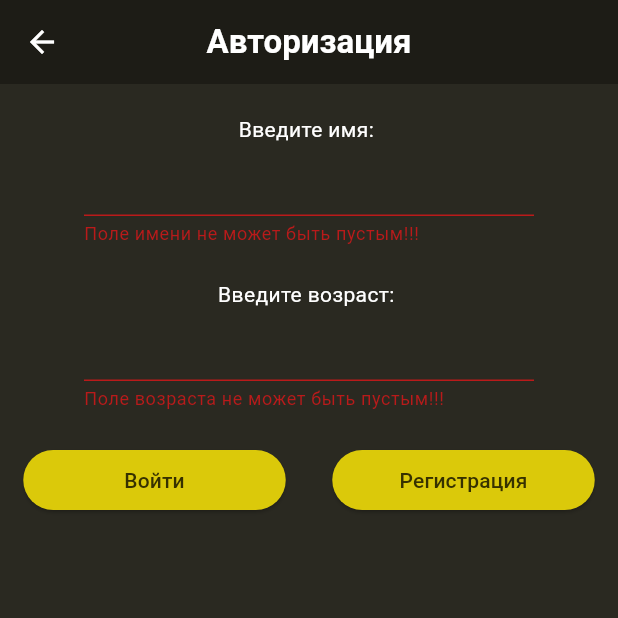
After one commit to Ilya-Chayka99/university_assignment_from_Flutter, a Flutter app: the LoginScreen screen opened by its route, after a tap on "Войти", on a phone screen of 412 x 824 dp, the top half of it. The commit adds this screen. Run offline on Flutter 3.47's test engine with Material 3 defaults, Android fonts, the phone set to English and light mode, and no system bars; our stand-ins replace dio, hive_flutter, pedometer, permission_handler; accounts and stored records are empty.

Commit message:
подготовка к 5 лабе

```diff
--- /dev/null
+++ b/lib/features/task_5/login.dart
@@ -0,0 +1,142 @@
+
+
+import 'package:flutter/material.dart';
+import 'package:flutter/services.dart';
+
+class LoginScreen extends StatefulWidget {
+  const LoginScreen({super.key});
+
+  @override
+  State<LoginScreen> createState() => _LoginScreenState();
+}
+
+class _LoginScreenState extends State<LoginScreen> {
+  final _formKey = GlobalKey<FormState>();
+  final nameController = TextEditingController();
+  final egeController = TextEditingController();
+
+  @override
+  Widget build(BuildContext context) {
+    return Scaffold(
+      appBar: AppBar(
+        backgroundColor: const Color.fromARGB(255, 29, 28, 22),
+         iconTheme: const IconThemeData(color: Color.fromARGB(255, 255, 255, 255)),
+            centerTitle: true,
+        title: const Text("Авторизация",style:TextStyle(
+          color: Color.fromARGB(255, 255, 255, 255),
+          fontWeight: FontWeight.w700,
+        ),),
+      ),
+      body:Form(
+        key: _formKey,
+          child: Center(
+            child: Column(
+              children: [
+                Padding(
+                  padding: const EdgeInsets.only(top: 20),
+                  child: Column(
+                    mainAxisAlignment: MainAxisAlignment.spaceAround,
+                    children: [
+                      const Text("Введите имя: ",style: TextStyle(color: Color.fromARGB(255, 255, 255, 255),),),
+                      SizedBox(
+                        width: 300,
+                        height: 70,
+                        child: TextFormField(
+                          decoration: const InputDecoration(
+                             enabledBorder: OutlineInputBorder(
+                                  borderSide: BorderSide(
+                                  width: 3, color: Colors.greenAccent),
+                            ),
+                          ),
+                          style: const TextStyle(
+                            color: Color.fromARGB(255, 255, 255, 255),
+                          ),
+                          controller: nameController,
+                          validator: (value) {
+                            if(value == null || value.isEmpty || value.replaceAll(' ', '') == '') return "Поле имени не может быть пустым!!!";
+                            return null;
+                          },
+                        )
+                      )
+                    ],
+                  ),
+                ),
+                Padding(
+                  padding: const EdgeInsets.only(top: 20),
+                  child: Column(
+                    mainAxisAlignment: MainAxisAlignment.spaceAround,
+                    children: [
+                      const Text("Введите возраст: ",style: TextStyle(color: Color.fromARGB(255, 255, 255, 255),),),
+                      SizedBox(
+                        width: 300,
+                        height: 70,
+                        child: TextFormField(
+                           style: const TextStyle(
+                            color: Color.fromARGB(255, 255, 255, 255),
+                          ),
+                          keyboardType: TextInputType.number,
+                          inputFormatters: <TextInputFormatter>[
+                              FilteringTextInputFormatter.allow(RegExp(r'[0-9]')),
+                              FilteringTextInputFormatter.digitsOnly
+                          ],
+                          controller: egeController,
+                          validator: (value) {
+                            if(value == null || value.isEmpty) return "Поле возраста не может быть пустым!!!";
+                            return null;
+                          },
+                        )
+                      )
+                    ],
+                  ),
+                ),
+                Padding(
+                  padding: const EdgeInsets.only(top: 20),
+                  child: Row(
+                    mainAxisAlignment: MainAxisAlignment.spaceAround,
+                    children: [
+                      SizedBox(
+                        width: 175,
+                        child: ElevatedButton(
+                          style: ElevatedButton.styleFrom(backgroundColor: const Color.fromARGB(255, 219, 201, 10)),
+                          onPressed: () {
+                            String text = '';
+                            _formKey.currentState!.validate();
+                            if (_formKey.currentState!.validate()) {
+                              // Map<String,String> map = {
+                              //   'name':nameController.text,
+                              //   'ege':egeController.text,
+                              //   'gender':_gender.toString()
+                              // };
+                              // Navigator.of(context).pushNamed('/task-1-details',arguments:map);
+                            }
+                          },
+                          child: const Text('Войти',style: TextStyle(
+                          color: Color.fromARGB(255, 54, 49, 0)
+                        ),),
+                        ),
+                      ),
+                      SizedBox(
+                        width: 175,
+                        child: ElevatedButton(
+                          style: ElevatedButton.styleFrom(backgroundColor: const Color.fromARGB(255, 219, 201, 10)),
+                          onPressed: () {
+                            setState(() {
+                              nameController.text = '';
+                              egeController.text = '';
+                            });
+                          },
+                          child: const Text('Регистрация',style: TextStyle(
+                        color: Color.fromARGB(255, 54, 49, 0)
+                                            ),),
+                        ),
+                      ),
+                    ],
+                  ),
+                ),
+              ]
+            ),
+          )
+      ),
+    );
+  }
+}
--- a/lib/router/router.dart
+++ b/lib/router/router.dart
@@ -1,7 +1,10 @@
+
+
 import 'package:university_assignment/features/task_1_form/task_1_form.dart';
 import 'package:university_assignment/features/task_2_calculate/task_2_calculate.dart';
 import 'package:university_assignment/features/task_3_api/task_3_api.dart';
 import 'package:university_assignment/features/task_4/todoList.dart';
+import 'package:university_assignment/features/task_5/login.dart';
 import 'package:university_assignment/features/task_6_pedometer/pedometr.dart';
 import '../features/task_selection/task_selection.dart';
 
@@ -14,4 +17,5 @@ final routes = {
         '/task-3':(context) => const TaskApi(),
         '/task-4':(context) => const TodoList(),
         '/task-6':(context) => const PedomertScreen(),
+        '/task-5':(context) => const LoginScreen(),
       };
```
